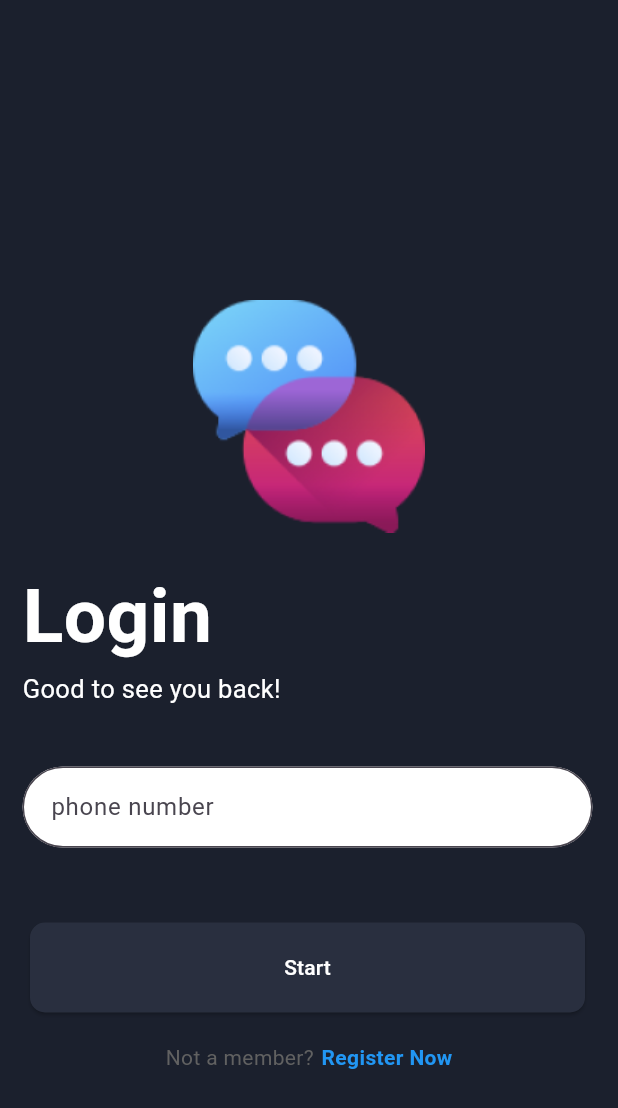
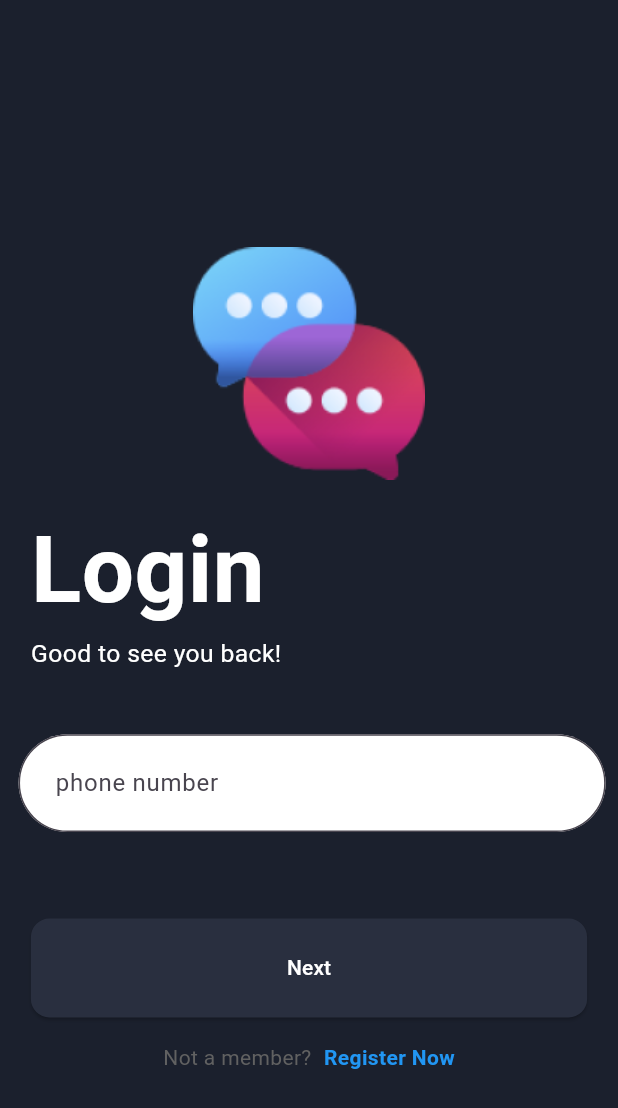
Before and after one commit to MINHAJ-E/talk-tryst-chat-app, a Flutter app: the screen it shows after launch, after a tap on "Start", on a phone screen of 412 x 824 dp. Shown: the top 1108 px of the screen. Run offline on Flutter 3.47's test engine with Material 3 defaults, Android fonts, the phone set to English and light mode, and no system bars.

Commit message:
complete media query

```diff
--- a/lib/main.dart
+++ b/lib/main.dart
@@ -5,7 +5,7 @@ import 'package:talk_tryst/view/splash_screen/splash_screen.dart';
 import 'package:talk_tryst/view/widget/bottom_bar.dart';
 
 void main() {
-  runApp(MyApp());
+  runApp(const MyApp());
 }
 
 class MyApp extends StatelessWidget {
@@ -19,7 +19,7 @@ class MyApp extends StatelessWidget {
           create: (context) => BottomProvider(),
         ),
       ],
-      child: MaterialApp(
+      child: const MaterialApp(
         debugShowCheckedModeBanner: false,
         home: SplashScreen(),
       ),
--- a/lib/view/login/loginScreen.dart
+++ b/lib/view/login/loginScreen.dart
@@ -3,63 +3,60 @@ import 'package:talk_tryst/constants/constants.dart';
 import 'package:talk_tryst/view/login/veryfy_otp.dart';
 import 'package:talk_tryst/view/signup/create_account.dart';
 
-class LogInScreen extends StatefulWidget {
-  const LogInScreen({super.key});
+class LogInScreen extends StatelessWidget {
+  LogInScreen({super.key});
+
+  TextEditingController loginController = TextEditingController();
 
   @override
-  State<LogInScreen> createState() => _LogInScreenState();
-}
-
-class _LogInScreenState extends State<LogInScreen> {
-  TextEditingController loginController = TextEditingController();
-  @override
   Widget build(BuildContext context) {
+    final Size size = MediaQuery.of(context).size;
     return Scaffold(
       backgroundColor: BGColors.BackGroundColor,
       body: Column(
-        crossAxisAlignment:
-            CrossAxisAlignment.start, // Align children to the start
+        crossAxisAlignment: CrossAxisAlignment.start,
         children: [
-          const SizedBox(
-            height: 200,
+          SizedBox(
+            height: size.height * 0.2,
           ),
           Center(child: Image.asset("assets/appimage.png")),
-          const SizedBox(
-            height: 20,
+          SizedBox(
+            height: size.height * 0.02,
           ),
-          const Padding(
-            padding: EdgeInsets.only(left: 15),
+          Padding(
+            padding: EdgeInsets.only(left: size.width * 0.05),
             child: Text(
               "Login",
               style: TextStyle(
                   color: Colors.white,
-                  fontSize: 50,
+                  fontSize: size.width * 0.15,
                   fontWeight: FontWeight.bold),
             ),
           ),
-          const Padding(
-            padding: EdgeInsets.only(left: 15),
+          Padding(
+            padding: EdgeInsets.only(left: size.width * 0.05),
             child: Text(
               "Good to see you back!",
-              style: TextStyle(fontSize: 17, color: Colors.white),
+              style:
+                  TextStyle(fontSize: size.width * 0.04, color: Colors.white),
             ),
           ),
-          const SizedBox(
-            height: 40,
+          SizedBox(
+            height: size.height * 0.05,
           ),
           Padding(
-            padding: const EdgeInsets.only(left: 15),
+            padding: EdgeInsets.only(left: size.width * 0.03),
             child: Container(
-              width: 380,
+              width: size.width * 0.95,
               child: TextFormField(
-                textAlign: TextAlign.start, // Align the text input to the start
-                style: const TextStyle(color: Colors.black),
+                textAlign: TextAlign.start,
+                style: TextStyle(color: Colors.black),
                 decoration: InputDecoration(
                   hintText: 'phone number',
-                  contentPadding: const EdgeInsets.all(15),
+                  contentPadding: EdgeInsets.all(size.width * 0.05),
                   border: OutlineInputBorder(
-                    borderRadius: BorderRadius.circular(45),
-                    borderSide: const BorderSide(color: Colors.transparent),
+                    borderRadius: BorderRadius.circular(size.width * 0.12),
+                    borderSide: BorderSide(color: Colors.transparent),
                   ),
                   filled: true,
                   fillColor: Colors.white,
@@ -68,29 +65,29 @@ class _LogInScreenState extends State<LogInScreen> {
               ),
             ),
           ),
-          const SizedBox(
-            height: 50,
+          SizedBox(
+            height: size.height * 0.07,
           ),
           Padding(
-            padding: const EdgeInsets.only(left: 20),
+            padding: EdgeInsets.only(left: size.width * 0.05),
             child: ElevatedButton(
               onPressed: () {
                 Navigator.of(context).push(
                     MaterialPageRoute(builder: (context) => const VerifyOtp()));
               },
-              child: const Text("Start"),
+              child: Text("Next"),
               style: ElevatedButton.styleFrom(
                 primary: BGColors.BGBTColor,
                 onPrimary: Colors.white,
-                minimumSize: const Size(370, 60),
+                minimumSize: Size(size.width * 0.9, size.height * 0.08),
                 shape: RoundedRectangleBorder(
-                  borderRadius: BorderRadius.circular(10),
+                  borderRadius: BorderRadius.circular(size.width * 0.03),
                 ),
               ),
             ),
           ),
           SizedBox(
-            height: 20,
+            height: size.height * 0.02,
           ),
           Row(
             mainAxisAlignment: MainAxisAlignment.center,
@@ -101,15 +98,15 @@ class _LogInScreenState extends State<LogInScreen> {
                   color: Colors.grey[700],
                 ),
               ),
-              const SizedBox(
-                width: 5,
+              SizedBox(
+                width: size.width * 0.02,
               ),
               GestureDetector(
                 onTap: () {
                   Navigator.of(context).push(
                       MaterialPageRoute(builder: (context) => const SignUp()));
                 },
-                child: const Text(
+                child: Text(
                   'Register Now',
                   style: TextStyle(
                       color: Colors.blue, fontWeight: FontWeight.bold),
--- a/lib/view/splash_screen/splash_screen.dart
+++ b/lib/view/splash_screen/splash_screen.dart
@@ -8,53 +8,49 @@ class SplashScreen extends StatelessWidget {
 
   @override
   Widget build(BuildContext context) {
+    final Size size = MediaQuery.of(context).size;
     return Scaffold(
       backgroundColor: BGColors.BackGroundColor,
       // appBar: AppBar(
       //   backgroundColor: Colors.amber,
       // ),
       body: Padding(
-        padding: const EdgeInsets.only(left: 60),
+        padding: EdgeInsets.only(left: size.width * 0.2),
         child: Column(
           // mainAxisAlignment: MainAxisAlignment.spaceEvenly,
           children: [
-            const SizedBox(
-              height: 200,
+            SizedBox(
+              height: size.height * 0.2,
             ),
             Image.asset("assets/appimage.png"),
-            const SizedBox(
-              height: 130,
+            SizedBox(
+              height: size.height * 0.13,
             ),
-            const Text(
+            Text(
               "welcome to",
-              style: TextStyle(color: Colors.white, fontSize: 27),
+              style:
+                  TextStyle(color: Colors.white, fontSize: size.width * 0.05),
             ),
-            const Text(
+            Text(
               "Talk Tryst",
               style: TextStyle(
                   fontWeight: FontWeight.bold,
-                  fontSize: 40,
+                  fontSize: size.width * 0.075,
                   color: Colors.white),
             ),
-            const SizedBox(
-              height: 50,
+            SizedBox(
+              height: size.height * 0.05,
             ),
-            // MainButtons(
-            //     text: "Start",
-            //     navi: () {
-            //       Navigator.of(context).push(MaterialPageRoute(
-            //           builder: (context) => const LogInScreen()));
-            //     }),
             ElevatedButton(
               onPressed: () {
-                Navigator.of(context).push(MaterialPageRoute(
-                    builder: (context) => const LogInScreen()));
+                Navigator.of(context).push(
+                    MaterialPageRoute(builder: (context) => LogInScreen()));
               },
               child: Text("Start"),
               style: ElevatedButton.styleFrom(
                 primary: BGColors.BGBTColor,
                 onPrimary: Colors.white,
-                minimumSize: Size(300, 60),
+                minimumSize: Size(size.width * 0.6, size.height * 0.07),
                 shape: RoundedRectangleBorder(
                   borderRadius: BorderRadius.circular(10),
                 ),
```
Also changed, not shown: lib/view/home/home_screen.dart (+41 -37 lines), lib/view/login/veryfy_otp.dart (+22 -24 lines), lib/view/screens/calls_screen.dart (+13 -16 lines), lib/view/screens/chat_scree.dart (+29 -23 lines), lib/view/screens/contact_screen.dart (+21 -20 lines), lib/view/screens/settings_screen.dart (+26 -26 lines), lib/view/signup/create_account.dart (+38 -40 lines), lib/view/widget/bottom_bar.dart (+9 -5 lines), assets/mic (1).png (added).
